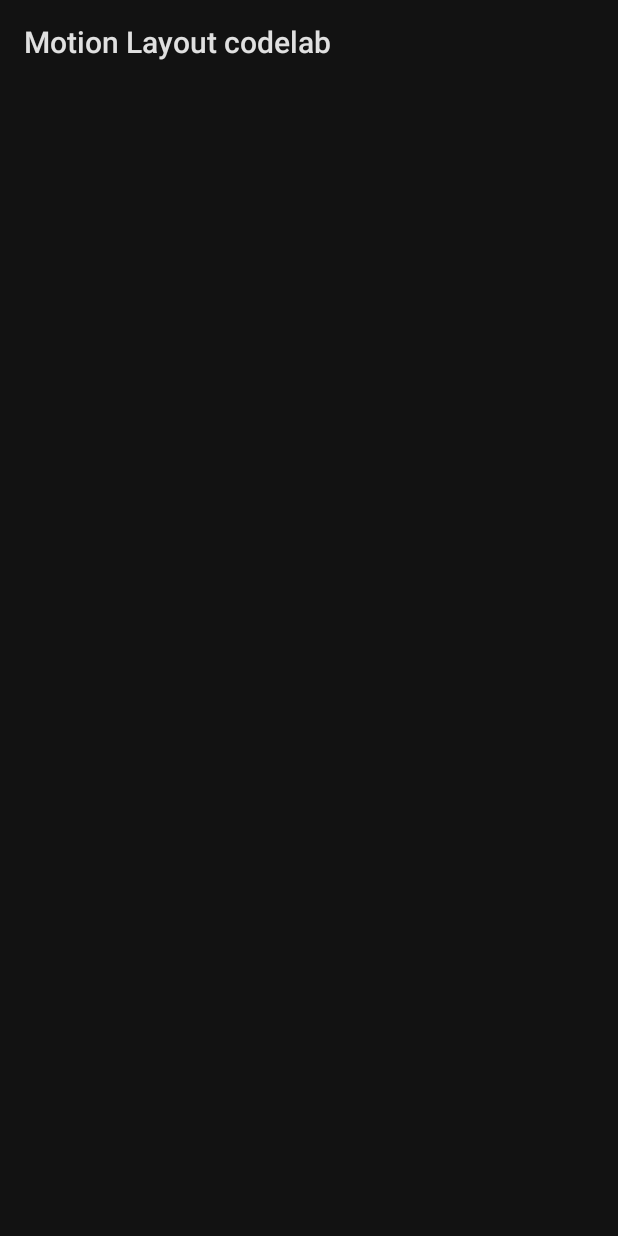
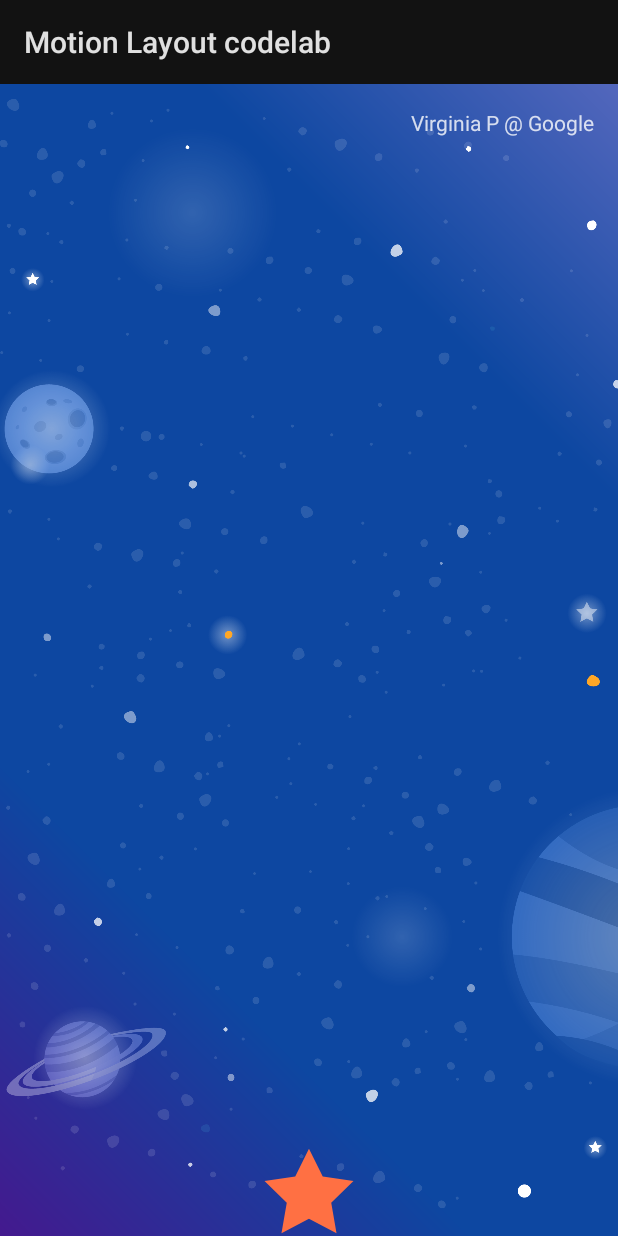
Before and after one commit to pjoshi08/Playground, an Android app: the Step2Activity screen opened directly, with no data from a screen before it, on a phone screen of 412 x 824 dp. Run offline under Robolectric (Android 15) with nearby library versions, the phone set to English and light mode, and no system bars.

Commit message:
ex2: step2 completed

```diff
--- a/app/src/main/res/layout/activity_step2.xml
+++ b/app/src/main/res/layout/activity_step2.xml
@@ -1,9 +1,54 @@
 <?xml version="1.0" encoding="utf-8"?>
-<androidx.constraintlayout.widget.ConstraintLayout xmlns:android="http://schemas.android.com/apk/res/android"
+<androidx.constraintlayout.motion.widget.MotionLayout xmlns:android="http://schemas.android.com/apk/res/android"
     xmlns:app="http://schemas.android.com/apk/res-auto"
-    xmlns:tools="http://schemas.android.com/tools"
     android:layout_width="match_parent"
     android:layout_height="match_parent"
-    tools:context=".view.activity.Step2Activity">
+    app:layoutDescription="@xml/step2">
 
-</androidx.constraintlayout.widget.ConstraintLayout>
+    <ImageView
+        android:id="@+id/background"
+        android:layout_width="0dp"
+        android:layout_height="0dp"
+        android:scaleType="centerCrop"
+        app:layout_constraintBottom_toBottomOf="parent"
+        app:layout_constraintEnd_toEndOf="parent"
+        app:layout_constraintStart_toStartOf="parent"
+        app:layout_constraintTop_toTopOf="parent"
+        app:srcCompat="@drawable/background" />
+
+
+    <ImageView
+        android:id="@+id/left_star"
+        android:layout_width="wrap_content"
+        android:layout_height="wrap_content"
+        android:contentDescription="@string/star"
+        app:srcCompat="@drawable/ic_star_outline"
+        app:tint="?colorOnPrimary" />
+
+    <ImageView
+        android:id="@+id/right_star"
+        android:layout_width="wrap_content"
+        android:layout_height="wrap_content"
+        android:contentDescription="@string/star"
+        app:srcCompat="@drawable/ic_star_outline"
+        app:tint="?colorOnPrimary" />
+
+    <ImageView
+        android:id="@+id/red_star"
+        android:layout_width="wrap_content"
+        android:layout_height="wrap_content"
+        android:contentDescription="@string/star"
+        app:srcCompat="@drawable/ic_star_outline"
+        app:tint="?colorSecondary" />
+
+    <TextView
+        android:id="@+id/credits"
+        android:layout_width="wrap_content"
+        android:layout_height="wrap_content"
+        android:alpha="0.8"
+        android:padding="16dp"
+        android:text="@string/credits"
+        android:textColor="?colorOnPrimary"
+        app:layout_constraintEnd_toEndOf="parent"
+        app:layout_constraintTop_toTopOf="parent" />
+</androidx.constraintlayout.motion.widget.MotionLayout>
--- a/app/src/main/res/xml/step2.xml
+++ b/app/src/main/res/xml/step2.xml
@@ -1,21 +1,72 @@
-<?xml version="1.0" encoding="utf-8"?>
-<!-- Describe the animation for activity_step2.xml -->
+<?xml version="1.0" encoding="utf-8"?><!-- Describe the animation for activity_step2.xml -->
 <MotionScene xmlns:android="http://schemas.android.com/apk/res/android"
     xmlns:app="http://schemas.android.com/apk/res-auto">
     <!-- A transition describes an animation via start and end state -->
     <Transition
-        app:constraintSetStart="@id/start"
-        app:constraintSetEnd="@id/end">
+        app:constraintSetEnd="@id/end"
+        app:constraintSetStart="@id/start">
         <!-- TODO: Add onSwipe tag -->
+        <OnSwipe app:touchAnchorId="@id/red_star"/>
     </Transition>
 
     <!-- Constraints to apply at the start of the animation -->
     <ConstraintSet android:id="@+id/start">
         <!-- TODO: Apply starting animations -->
+        <Constraint
+            android:id="@+id/red_star"
+            android:layout_width="wrap_content"
+            android:layout_height="wrap_content"
+            app:layout_constraintBottom_toBottomOf="parent"
+            app:layout_constraintEnd_toEndOf="parent"
+            app:layout_constraintStart_toStartOf="parent" />
+
+        <Constraint
+            android:id="@+id/left_star"
+            android:layout_width="wrap_content"
+            android:layout_height="wrap_content"
+            android:alpha="0.0"
+            app:layout_constraintBottom_toBottomOf="parent"
+            app:layout_constraintEnd_toEndOf="parent"
+            app:layout_constraintStart_toStartOf="parent" />
+
+        <Constraint
+            android:id="@+id/right_star"
+            android:layout_width="wrap_content"
+            android:layout_height="wrap_content"
+            android:alpha="0.0"
+            app:layout_constraintBottom_toBottomOf="parent"
+            app:layout_constraintEnd_toEndOf="parent"
+            app:layout_constraintStart_toStartOf="parent" />
     </ConstraintSet>
 
     <!-- Constraints to apply at the end of the animation -->
     <ConstraintSet android:id="@+id/end">
         <!-- TODO: Apply ending animations -->
+        <Constraint
+            android:id="@+id/red_star"
+            android:layout_width="wrap_content"
+            android:layout_height="wrap_content"
+            app:layout_constraintEnd_toStartOf="@id/right_star"
+            app:layout_constraintStart_toEndOf="@id/left_star"
+            app:layout_constraintTop_toBottomOf="@id/credits" />
+
+        <Constraint
+            android:id="@+id/left_star"
+            android:layout_width="wrap_content"
+            android:layout_height="wrap_content"
+            android:alpha="1.0"
+            app:layout_constraintEnd_toStartOf="@id/red_star"
+            app:layout_constraintHorizontal_chainStyle="packed"
+            app:layout_constraintStart_toStartOf="parent"
+            app:layout_constraintTop_toBottomOf="@id/credits" />
+
+        <Constraint
+            android:id="@+id/right_star"
+            android:layout_width="wrap_content"
+            android:layout_height="wrap_content"
+            android:alpha="1.0"
+            app:layout_constraintEnd_toEndOf="parent"
+            app:layout_constraintStart_toEndOf="@id/red_star"
+            app:layout_constraintTop_toBottomOf="@id/credits" />
     </ConstraintSet>
 </MotionScene>
```
